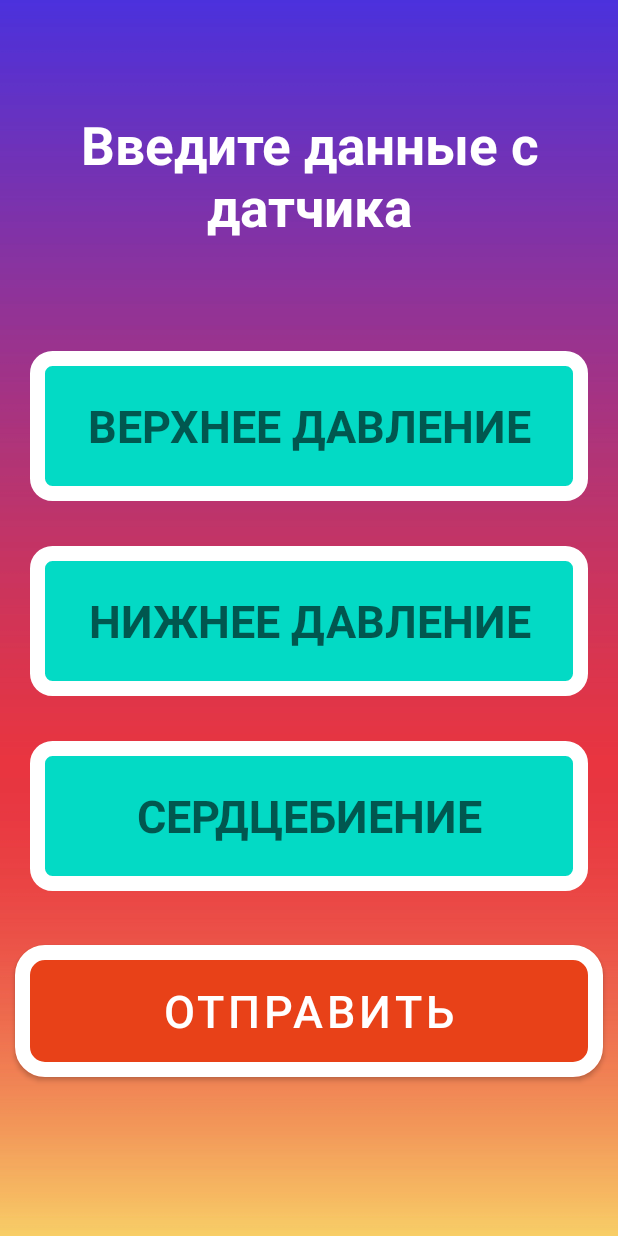
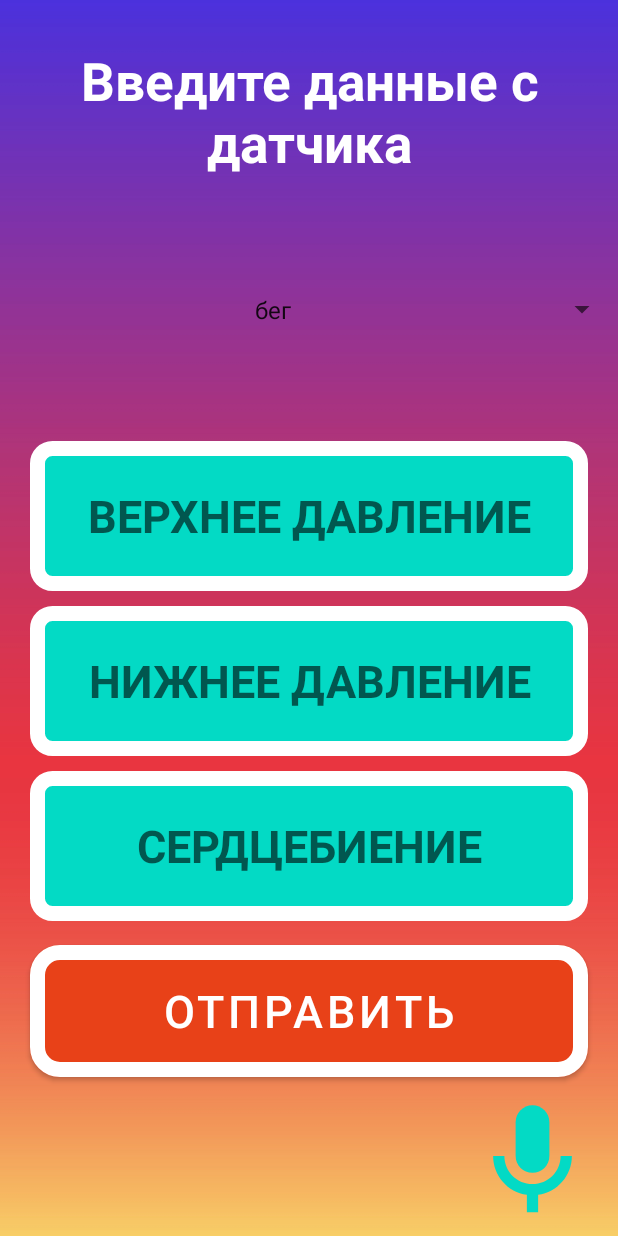
Before and after one commit to fakecharge/digital_rush, an Android app: the EnterData screen opened directly, with no data from a screen before it, after a tap on "ОТПРАВИТЬ", on a phone screen of 412 x 824 dp. Run offline under Robolectric (Android 15) with nearby library versions, the phone set to English and light mode, and no system bars; libraries missing offline, so code that uses them is left out: org.tensorflow.lite.

Commit message:
Added a lot of featuress

```diff
--- a/DR2021/app/build.gradle
+++ b/DR2021/app/build.gradle
@@ -26,13 +26,19 @@ android {
         sourceCompatibility JavaVersion.VERSION_1_8
         targetCompatibility JavaVersion.VERSION_1_8
     }
+    buildFeatures {
+        mlModelBinding true
+    }
 }
 
 dependencies {
 
     implementation 'androidx.appcompat:appcompat:1.2.0'
+    implementation 'com.android.support:appcompat-v7'
     implementation 'com.google.android.material:material:1.2.1'
     implementation 'androidx.constraintlayout:constraintlayout:2.0.4'
+    implementation 'org.tensorflow:tensorflow-lite-support:0.1.0-rc1'
+    implementation 'org.tensorflow:tensorflow-lite-metadata:0.1.0-rc1'
     testImplementation 'junit:junit:4.+'
     androidTestImplementation 'androidx.test.ext:junit:1.1.2'
     androidTestImplementation 'androidx.test.espresso:espresso-core:3.3.0'
--- a/DR2021/app/src/main/AndroidManifest.xml
+++ b/DR2021/app/src/main/AndroidManifest.xml
@@ -7,6 +7,7 @@
     <uses-permission android:name="android.permission.WRITE_EXTERNAL_STORAGE" />
     <uses-permission android:name="android.permission.CAMERA" />
     <uses-feature android:name="android.hardware.camera.autofocus" />
+    <uses-permission android:name="android.permission.INTERNET"/>
 
 
     <application
--- a/DR2021/app/src/main/java/com/innino/dr2021/EnterData.java
+++ b/DR2021/app/src/main/java/com/innino/dr2021/EnterData.java
@@ -7,47 +7,136 @@ import android.content.ContentValues;
 import android.content.Intent;
 import android.graphics.Bitmap;
 import android.net.Uri;
+import android.os.AsyncTask;
 import android.os.Bundle;
 import android.provider.MediaStore;
+import android.speech.RecognizerIntent;
+import android.speech.tts.TextToSpeech;
 import android.util.Log;
 import android.view.View;
+import android.widget.AdapterView;
+import android.widget.ArrayAdapter;
 import android.widget.Button;
+import android.widget.EditText;
 import android.widget.ImageView;
+import android.widget.Spinner;
+import android.widget.Toast;
 
-public class EnterData extends AppCompatActivity {
-    final int bmpHeight = 160;
-    final int bmpWidth = 160;
+import com.innino.dr2021.ml.Mobilenetv2;
+
+import org.tensorflow.lite.DataType;
+import org.tensorflow.lite.support.tensorbuffer.TensorBuffer;
+
+import java.io.IOException;
+import java.nio.ByteBuffer;
+import java.text.SimpleDateFormat;
+import java.util.Calendar;
+import java.util.List;
+import java.util.Locale;
+
+public class EnterData extends AppCompatActivity implements AdapterView.OnItemSelectedListener {
+    final int bmpHeight = 416;
+    final int bmpWidth = 416;
     static final int CAMERA_CODE = 1;
     Uri image_uri;
+    TcpCLient mTcpClient;
+    EditText upper, down, bit;
+    int number_task = 0;
 
     @Override
     protected void onCreate(Bundle savedInstanceState) {
         super.onCreate(savedInstanceState);
         setContentView(R.layout.activity_enter_data);
+        upper = findViewById(R.id.upper);
+        down = findViewById(R.id.down);
+        bit = findViewById(R.id.bit);
+        new ConnectTask().execute("");
+        if (mTcpClient != null) {
+            mTcpClient.sendMessage("testing");
+        }
+        Spinner spinner = (Spinner) findViewById(R.id.spinner);
+        ArrayAdapter<CharSequence> adapter = ArrayAdapter.createFromResource(this,
+                R.array.planets_array, android.R.layout.simple_spinner_item);
+        adapter.setDropDownViewResource(android.R.layout.simple_spinner_dropdown_item);
+        spinner.setOnItemSelectedListener(this);
+        spinner.setAdapter(adapter);
     }
 
-    public void take_photo(View view) {
-        ContentValues values = new ContentValues();
-        values.put(MediaStore.Images.Media.TITLE, "New Picture");
-        values.put(MediaStore.Images.Media.DESCRIPTION, "From the Camera");
-        image_uri = getContentResolver().insert(MediaStore.Images.Media.EXTERNAL_CONTENT_URI, values);
-        //Camera intent
-        Intent cameraIntent = new Intent(MediaStore.ACTION_IMAGE_CAPTURE);
-        cameraIntent.putExtra(MediaStore.EXTRA_OUTPUT, image_uri);
-        startActivityForResult(cameraIntent, 1001);
-    }
     @Override
     protected void onActivityResult(int requestCode, int resultCode, Intent data) {
+        if (requestCode == SPEECH_REQUEST_CODE && resultCode == RESULT_OK) {
+            List<String> results = data.getStringArrayListExtra(
+                    RecognizerIntent.EXTRA_RESULTS);
+            String spokenText = results.get(0);
+            Toast.makeText(EnterData.this, spokenText,
+                    Toast.LENGTH_LONG).show();
+            String[] splited = spokenText.split("\\s+");
+            try {
+                upper.setText(splited[0]);
+                down.setText(splited[1]);
+                bit.setText(splited[2]);
+            } catch (Exception e) {
+
+            }
+            // Do something with spokenText.
+        }
         super.onActivityResult(requestCode, resultCode, data);
-        if (resultCode == Activity.RESULT_OK){
-            switch(requestCode){
-                case 1:
-                    Log.i("CameraCode",""+CAMERA_CODE);
-                    Bundle bundle = data.getExtras();
-                    Bitmap bmp = (Bitmap) bundle.get("data");
-                    Bitmap resized = Bitmap.createScaledBitmap(bmp, bmpWidth,bmpHeight, true);
-            }
+    }
 
+    private static final int SPEECH_REQUEST_CODE = 0;
+
+    // Create an intent that can start the Speech Recognizer activity
+    public void take_photo(View view) {
+        Intent intent = new Intent(RecognizerIntent.ACTION_RECOGNIZE_SPEECH);
+        intent.putExtra(RecognizerIntent.EXTRA_LANGUAGE_MODEL,
+                RecognizerIntent.LANGUAGE_MODEL_FREE_FORM);
+        startActivityForResult(intent, SPEECH_REQUEST_CODE);
+    }
+
+    public void send(View view) {
+        String timeStamp = new SimpleDateFormat("yyyyMMdd_HHmmss").format(Calendar.getInstance().getTime());
+        String str = "ID " + "0 " + timeStamp + " " + upper.getText().toString() + " " +
+                down.getText().toString() + " " + bit.getText().toString() + " " + number_task;
+//        Toast.makeText(EnterData.this, str,
+//                Toast.LENGTH_LONG).show();
+        mTcpClient.sendMessage(str);
+    }
+
+    @Override
+    public void onItemSelected(AdapterView<?> parent, View view, int position, long id) {
+        number_task = position;
+    }
+
+    @Override
+    public void onNothingSelected(AdapterView<?> parent) {
+
+    }
+
+    public class ConnectTask extends AsyncTask<String, String, TcpCLient> {
+
+        @Override
+        protected TcpCLient doInBackground(String... message) {
+
+            //we create a TCPClient object
+            mTcpClient = new TcpCLient(new TcpCLient.OnMessageReceived() {
+                @Override
+                //here the messageReceived method is implemented
+                public void messageReceived(String message) {
+                    //this method calls the onProgressUpdate
+                    publishProgress(message);
+                }
+            });
+            mTcpClient.run();
+
+            return null;
+        }
+
+        @Override
+        protected void onProgressUpdate(String... values) {
+            super.onProgressUpdate(values);
+            //response received from server
+            Log.d("test", "response " + values[0]);
+            //process server response here....
 
         }
     }
--- /dev/null
+++ b/DR2021/app/src/main/java/com/innino/dr2021/TcpCLient.java
@@ -0,0 +1,114 @@
+package com.innino.dr2021;
+
+import android.util.Log;
+
+import java.io.BufferedReader;
+import java.io.BufferedWriter;
+import java.io.InputStreamReader;
+import java.io.OutputStreamWriter;
+import java.io.PrintWriter;
+import java.net.InetAddress;
+import java.net.Socket;
+
+public class TcpCLient {
+    public static final String TAG = TcpCLient.class.getSimpleName();
+    public static final String SERVER_IP = "152.70.48.234"; //server IP address
+    public static final int SERVER_PORT = 8501;
+    private String mServerMessage;
+    // sends message received notifications
+    private OnMessageReceived mMessageListener = null;
+    // while this is true, the server will continue running
+    private boolean mRun = false;
+    // used to send messages
+    private PrintWriter mBufferOut;
+    // used to read messages from the server
+    private BufferedReader mBufferIn;
+
+    public TcpCLient(OnMessageReceived listener) {
+        mMessageListener = listener;
+    }
+
+    public void sendMessage(final String message) {
+        Runnable runnable = new Runnable() {
+            @Override
+            public void run() {
+                if (mBufferOut != null) {
+                    Log.d(TAG, "Sending: " + message);
+                    mBufferOut.println(message);
+                    mBufferOut.flush();
+                }
+            }
+        };
+        Thread thread = new Thread(runnable);
+        thread.start();
+    }
+
+    public void stopClient() {
+
+        mRun = false;
+
+        if (mBufferOut != null) {
+            mBufferOut.flush();
+            mBufferOut.close();
+        }
+
+        mMessageListener = null;
+        mBufferIn = null;
+        mBufferOut = null;
+        mServerMessage = null;
+    }
+
+    public void run() {
+
+        mRun = true;
+
+        try {
+            //here you must put your computer's IP address.
+            InetAddress serverAddr = InetAddress.getByName(SERVER_IP);
+
+            Log.d("TCP Client", "C: Connecting...");
+
+            //create a socket to make the connection with the server
+            Socket socket = new Socket(serverAddr, SERVER_PORT);
+
+            try {
+
+                //sends the message to the server
+                mBufferOut = new PrintWriter(new BufferedWriter(new OutputStreamWriter(socket.getOutputStream())), true);
+
+                //receives the message which the server sends back
+                mBufferIn = new BufferedReader(new InputStreamReader(socket.getInputStream()));
+
+
+                //in this while the client listens for the messages sent by the server
+                while (mRun) {
+
+                    mServerMessage = mBufferIn.readLine();
+
+                    if (mServerMessage != null && mMessageListener != null) {
+                        //call the method messageReceived from MyActivity class
+                        mMessageListener.messageReceived(mServerMessage);
+                    }
+
+                }
+
+                Log.d("RESPONSE FROM SERVER", "S: Received Message: '" + mServerMessage + "'");
+
+            } catch (Exception e) {
+                Log.e("TCP", "S: Error", e);
+            } finally {
+                //the socket must be closed. It is not possible to reconnect to this socket
+                // after it is closed, which means a new socket instance has to be created.
+                socket.close();
+            }
+
+        } catch (Exception e) {
+            Log.e("TCP", "C: Error", e);
+        }
+
+    }
+
+    public interface OnMessageReceived {
+        public void messageReceived(String message);
+    }
+}
--- /dev/null
+++ b/DR2021/app/src/main/res/drawable/outline_mic_24.xml
@@ -0,0 +1,14 @@
+<?xml version="1.0" encoding="utf-8"?>
+<vector xmlns:android="http://schemas.android.com/apk/res/android"
+    android:width="24dp"
+    android:height="24dp"
+    android:viewportWidth="24"
+    android:viewportHeight="24"
+    android:tint="?attr/colorControlNormal">
+  <path
+      android:fillColor="@android:color/white"
+      android:pathData="M12,14c1.66,0 3,-1.34 3,-3V5c0,-1.66 -1.34,-3 -3,-3S9,3.34 9,5v6C9,12.66 10.34,14 12,14z"/>
+  <path
+      android:fillColor="@android:color/white"
+      android:pathData="M17,11c0,2.76 -2.24,5 -5,5s-5,-2.24 -5,-5H5c0,3.53 2.61,6.43 6,6.92V21h2v-3.08c3.39,-0.49 6,-3.39 6,-6.92H17z"/>
+</vector>
--- /dev/null
+++ b/DR2021/app/src/main/res/drawable/speech_btn.xml
@@ -0,0 +1,6 @@
+<?xml version="1.0" encoding="UTF-8"?>
+<shape xmlns:android="http://schemas.android.com/apk/res/android">
+    <corners android:radius="10dp" />
+    <stroke android:color="#000000" android:width="3dp" />
+    <solid android:color="#fff700" />
+</shape>
--- a/DR2021/app/src/main/res/layout/activity_enter_data.xml
+++ b/DR2021/app/src/main/res/layout/activity_enter_data.xml
@@ -9,21 +9,22 @@
     >
 
     <TextView
+        android:id="@+id/textView4"
         android:layout_width="match_parent"
         android:layout_height="0dp"
-        app:layout_constraintBottom_toTopOf="@+id/editText2"
-        app:layout_constraintTop_toTopOf="parent"
+        android:gravity="center"
         android:text="Введите данные с датчика"
         android:textColor="@color/white"
-        android:gravity="center"
         android:textSize="35sp"
-        android:textStyle="bold" />
+        android:textStyle="bold"
+        android:layout_marginTop="30dp"
+        app:layout_constraintTop_toTopOf="parent" />
 
     <Button
         android:id="@+id/textButton4"
         android:layout_width="match_parent"
         android:layout_height="100dp"
-        android:layout_marginHorizontal="10dp"
+        android:layout_marginHorizontal="20dp"
         android:layout_marginBottom="100dp"
         android:layout_weight="1"
         android:backgroundTint="#e84118"
@@ -36,15 +37,15 @@
 
         app:strokeColor="@color/white"
         app:strokeWidth="10dp"
-        android:onClick="take_photo"
+        android:onClick="send"
         />
 
     <EditText
-        android:id="@+id/editText3"
+        android:id="@+id/bit"
         android:layout_width="match_parent"
         android:layout_height="100dp"
         android:layout_marginHorizontal="20dp"
-        android:layout_marginBottom="30dp"
+        android:layout_marginBottom="10dp"
         android:background="@drawable/round_corner"
         android:hint="СЕРДЦЕБИЕНИЕ"
         android:inputType="number"
@@ -58,11 +59,11 @@
         android:textCursorDrawable="@drawable/cursor"/>
 
     <EditText
-        android:id="@+id/editText4"
+        android:id="@+id/down"
         android:layout_width="match_parent"
         android:layout_height="100dp"
         android:layout_marginHorizontal="20dp"
-        android:layout_marginBottom="30dp"
+        android:layout_marginBottom="10dp"
 
         android:background="@drawable/round_corner"
         android:hint="НИЖНЕЕ ДАВЛЕНИЕ"
@@ -71,13 +72,13 @@
         android:textSize="30dp"
         android:textStyle="bold"
         app:cornerRadius="20dp"
-        app:layout_constraintBottom_toTopOf="@+id/editText3"
+        app:layout_constraintBottom_toTopOf="@+id/bit"
         app:strokeColor="@color/white"
         tools:layout_editor_absoluteX="20dp"
         android:textCursorDrawable="@drawable/cursor"/>
 
     <EditText
-        android:id="@+id/editText2"
+        android:id="@+id/upper"
         android:layout_width="match_parent"
         android:layout_height="100dp"
         android:layout_marginHorizontal="20dp"
@@ -88,12 +89,39 @@
         android:textSize="30dp"
         android:textStyle="bold"
         app:cornerRadius="20dp"
-        android:layout_marginBottom="30dp"
+        android:layout_marginBottom="10dp"
 
-        app:layout_constraintBottom_toTopOf="@+id/editText4"
+        app:layout_constraintBottom_toTopOf="@+id/down"
         app:strokeColor="@color/white"
         tools:layout_editor_absoluteX="20dp"
         android:textCursorDrawable="@drawable/cursor"/>
 
+    <com.google.android.material.button.MaterialButton
+        android:layout_width="100dp"
+        android:layout_height="100dp"
+        app:layout_constraintBottom_toBottomOf="parent"
+        app:layout_constraintEnd_toEndOf="parent"
+        app:layout_constraintTop_toBottomOf="@+id/textButton4"
+        android:textColor="@color/white"
+        android:textSize="24sp"
+        android:onClick="take_photo"
+        style="@style/Widget.MaterialComponents.Button.TextButton.Icon"
+        app:icon="@drawable/outline_mic_24"
+        app:iconSize="90dp"
+        app:iconTint="@color/teal_200"
+        android:layout_marginHorizontal="10dp"
+        android:textStyle="bold"
+        />
+
+    <Spinner
+        android:id="@+id/spinner"
+        android:layout_width="match_parent"
+        android:layout_height="0dp"
+        app:layout_constraintBottom_toTopOf="@+id/upper"
+        app:layout_constraintTop_toBottomOf="@+id/textView4"
+        android:textAlignment="center"
+        android:visibility="visible"
+        />
+
 
 </androidx.constraintlayout.widget.ConstraintLayout>
--- /dev/null
+++ b/DR2021/app/src/main/res/values/spinner_train.xml
@@ -0,0 +1,10 @@
+<?xml version="1.0" encoding="utf-8"?>
+<resources>
+    <string-array name="planets_array">
+        <item>бег</item>
+        <item>ходьба</item>
+        <item>спокойствие</item>
+        <item>подъем</item>
+        <item>волнение</item>
+    </string-array>
+</resources>
--- a/DR2021/app/src/main/res/values/themes.xml
+++ b/DR2021/app/src/main/res/values/themes.xml
@@ -13,4 +13,8 @@
         <item name="android:statusBarColor" tools:targetApi="l">?attr/colorPrimaryVariant</item>
         <!-- Customize your theme here. -->
     </style>
+    <style name="spinnerItemStyle" parent="android:Widget.TextView.SpinnerItem">
+    </style>
+    <style name="spinnerDropDownItemStyle" parent="android:TextAppearance.Widget.TextView.SpinnerItem">
+    </style>
 </resources>
```
Also changed, not shown: DR2021/app/src/main/res/drawable/drawable/outline_mic_24.xml (added, +13 -0 lines), DR2021/app/src/main/res/layout/simple_spinner_dropdown_item.xml (added, +13 -0 lines), DR2021/app/src/main/res/layout/simple_spinner_item.xml (added, +13 -0 lines), 1 other file.
